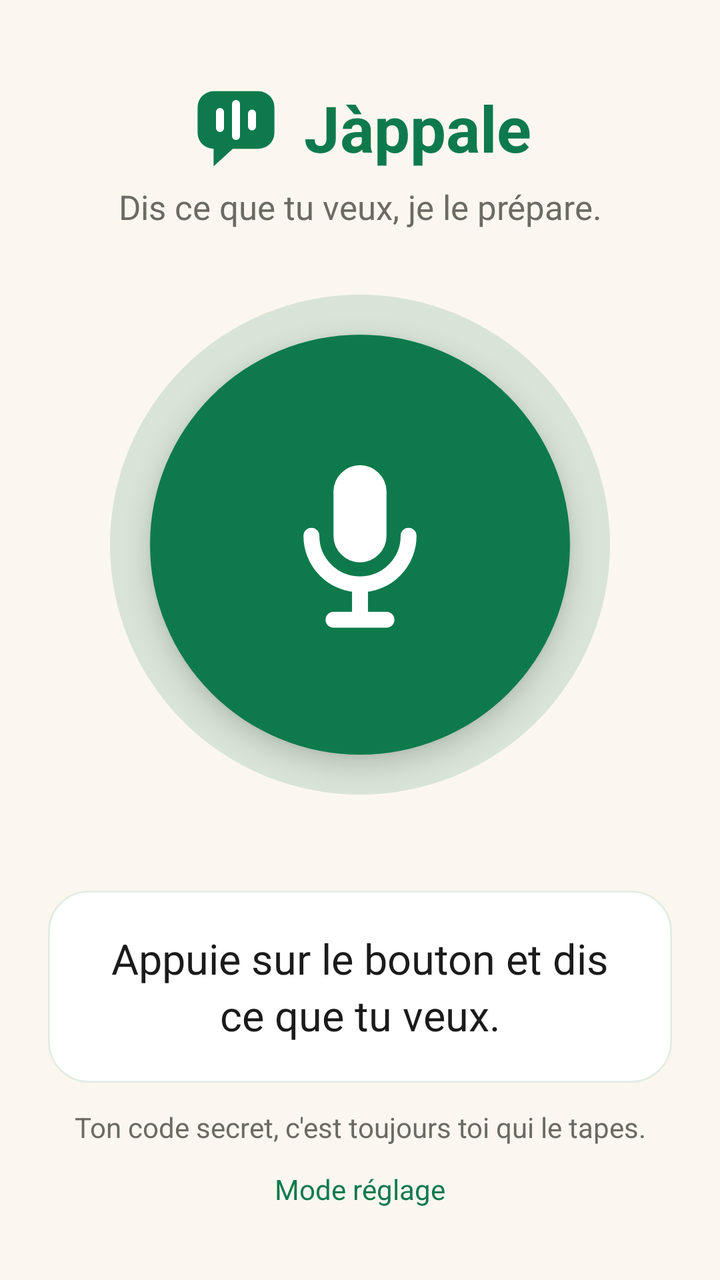
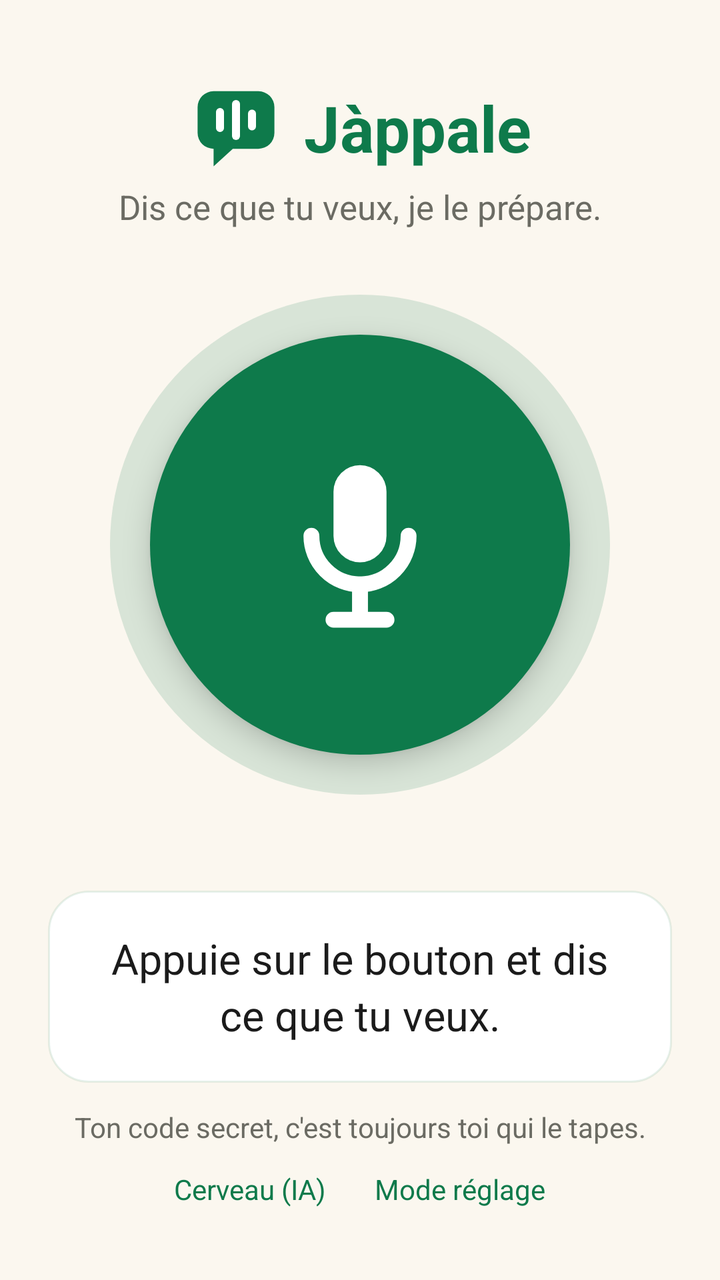

Screens rendered from an Android XML layout before and after an edit, with the pre-edit source and the edit as a unified diff.
<!-- AndroidManifest.xml: application theme Theme.Jappale -->
<!-- res/layout/activity_main.xml -->
<?xml version="1.0" encoding="utf-8"?>
<LinearLayout xmlns:android="http://schemas.android.com/apk/res/android"
    android:layout_width="match_parent"
    android:layout_height="match_parent"
    android:background="@color/creme"
    android:fitsSystemWindows="true"
    android:gravity="center_horizontal"
    android:orientation="vertical"
    android:padding="24dp">

    
    <LinearLayout
        android:layout_width="wrap_content"
        android:layout_height="wrap_content"
        android:layout_marginTop="16dp"
        android:gravity="center_vertical"
        android:orientation="horizontal">

        <ImageView
            android:layout_width="48dp"
            android:layout_height="48dp"
            android:importantForAccessibility="no"
            android:src="@drawable/logo" />

        <TextView
            android:layout_width="wrap_content"
            android:layout_height="wrap_content"
            android:layout_marginStart="10dp"
            android:text="@string/app_name"
            android:textColor="@color/vert"
            android:textSize="32sp"
            android:textStyle="bold" />
    </LinearLayout>

    <TextView
        android:layout_width="wrap_content"
        android:layout_height="wrap_content"
        android:layout_marginTop="4dp"
        android:text="@string/slogan"
        android:textColor="@color/gris"
        android:textSize="17sp" />

    <Space
        android:layout_width="0dp"
        android:layout_height="0dp"
        android:layout_weight="1" />

    
    <FrameLayout
        android:layout_width="290dp"
        android:layout_height="290dp">

        <View
            android:id="@+id/halo"
            android:layout_width="250dp"
            android:layout_height="250dp"
            android:layout_gravity="center"
            android:background="@drawable/halo" />

        <ImageButton
            android:id="@+id/bouton"
            android:layout_width="210dp"
            android:layout_height="210dp"
            android:layout_gravity="center"
            android:background="@drawable/bouton_rond"
            android:contentDescription="@string/parler_description"
            android:elevation="8dp"
            android:padding="52dp"
            android:scaleType="fitCenter"
            android:src="@drawable/ic_micro" />
    </FrameLayout>

    
    <TextView
        android:id="@+id/etat"
        android:layout_width="match_parent"
        android:layout_height="wrap_content"
        android:layout_marginTop="28dp"
        android:background="@drawable/carte"
        android:gravity="center"
        android:lineSpacingMultiplier="1.15"
        android:minHeight="96dp"
        android:paddingHorizontal="20dp"
        android:paddingVertical="18dp"
        android:text="@string/etat_repos"
        android:textColor="@color/encre"
        android:textSize="21sp" />

    <Space
        android:layout_width="0dp"
        android:layout_height="0dp"
        android:layout_weight="1" />

    <TextView
        android:layout_width="wrap_content"
        android:layout_height="wrap_content"
        android:gravity="center"
        android:text="@string/promesse"
        android:textColor="@color/gris"
        android:textSize="14sp" />

    
    <TextView
        android:id="@+id/reglage"
        android:layout_width="wrap_content"
        android:layout_height="wrap_content"
        android:padding="12dp"
        android:text="@string/reglage"
        android:textColor="@color/vert"
        android:textSize="14sp" />

</LinearLayout>
<!-- resources referenced by this layout -->
<resources>
  <color name="creme">#FBF7EF</color>
  <color name="encre">#1B1B1B</color>
  <color name="gris">#6B6B63</color>
  <color name="vert">#0E7A4B</color>
  <!-- drawable bouton_rond (drawable) -->
  <?xml version="1.0" encoding="utf-8"?>
  <selector xmlns:android="http://schemas.android.com/apk/res/android">
      <item android:state_activated="true">
          <shape android:shape="oval"><solid android:color="@color/or" /></shape>
      </item>
      <item android:state_pressed="true">
          <shape android:shape="oval"><solid android:color="@color/vert_fonce" /></shape>
      </item>
      <item>
          <shape android:shape="oval"><solid android:color="@color/vert" /></shape>
      </item>
  </selector>
  <!-- drawable carte (drawable) -->
  <?xml version="1.0" encoding="utf-8"?>
  <shape xmlns:android="http://schemas.android.com/apk/res/android" android:shape="rectangle">
      <solid android:color="@color/blanc" />
      <corners android:radius="20dp" />
      <stroke android:width="1dp" android:color="#1A0E7A4B" />
  </shape>
  <!-- drawable halo (drawable) -->
  <?xml version="1.0" encoding="utf-8"?>
  <shape xmlns:android="http://schemas.android.com/apk/res/android" android:shape="oval">
      <solid android:color="@color/halo" />
  </shape>
  <!-- drawable ic_micro (drawable) -->
  <?xml version="1.0" encoding="utf-8"?>
  <vector xmlns:android="http://schemas.android.com/apk/res/android"
      android:width="96dp"
      android:height="96dp"
      android:viewportWidth="24"
      android:viewportHeight="24">
      <path
          android:fillColor="#FFFFFF"
          android:pathData="M12,3 a3,3 0 0 1 3,3 v5 a3,3 0 0 1 -6,0 v-5 a3,3 0 0 1 3,-3 z" />
      <path
          android:pathData="M6.5,11 a5.5,5.5 0 0 0 11,0"
          android:strokeColor="#FFFFFF"
          android:strokeLineCap="round"
          android:strokeWidth="1.8" />
      <path
          android:pathData="M12,16.5 V20 M9,20.5 H15"
          android:strokeColor="#FFFFFF"
          android:strokeLineCap="round"
          android:strokeWidth="1.8" />
  </vector>
  <!-- drawable logo (drawable) -->
  <?xml version="1.0" encoding="utf-8"?>
  <vector xmlns:android="http://schemas.android.com/apk/res/android"
      android:width="48dp"
      android:height="48dp"
      android:viewportWidth="60"
      android:viewportHeight="60">
      <group android:translateX="-24" android:translateY="-25">
          <path android:fillColor="#0E7A4B" android:pathData="M40,32 H68 A10,10 0 0 1 78,42 V58 A10,10 0 0 1 68,68 H52 L40,79 V68 A10,10 0 0 1 30,58 V42 A10,10 0 0 1 40,32 Z" />
          <path android:pathData="M44,45 V55" android:strokeColor="#FFFFFF" android:strokeLineCap="round" android:strokeWidth="5" />
          <path android:pathData="M54,40 V60" android:strokeColor="#FFFFFF" android:strokeLineCap="round" android:strokeWidth="5" />
          <path android:pathData="M64,46 V54" android:strokeColor="#FFFFFF" android:strokeLineCap="round" android:strokeWidth="5" />
      </group>
  </vector>
  <string name="app_name">Jàppale</string>
  <string name="etat_repos">Appuie sur le bouton et dis ce que tu veux.</string>
  <string name="parler_description">Appuie et dis ce que tu veux</string>
  <string name="promesse">Ton code secret, c\'est toujours toi qui le tapes.</string>
  <string name="reglage">Mode réglage</string>
  <string name="slogan">Dis ce que tu veux, je le prépare.</string>
  <style name="Theme.Jappale" parent="@android:style/Theme.Material.Light.NoActionBar">
          <item name="android:windowBackground">@color/creme</item>
          <item name="android:statusBarColor">@color/creme</item>
          <item name="android:navigationBarColor">@color/creme</item>
          <item name="android:windowLightStatusBar">true</item>
          <item name="android:colorAccent">@color/vert</item>
      </style>
  <color name="or">#E0A100</color>
  <color name="vert_fonce">#0A5A37</color>
  <color name="blanc">#FFFFFF</color>
  <color name="halo">#260E7A4B</color>
</resources>

<!-- the commit's change to res/layout/activity_main.xml (unified diff, before → after) -->
@@ -100,13 +100,28 @@
         android:textSize="14sp" />
 
     
-    <TextView
-        android:id="@+id/reglage"
+    <LinearLayout
         android:layout_width="wrap_content"
         android:layout_height="wrap_content"
-        android:padding="12dp"
-        android:text="@string/reglage"
-        android:textColor="@color/vert"
-        android:textSize="14sp" />
+        android:orientation="horizontal">
+
+        <TextView
+            android:id="@+id/cerveau"
+            android:layout_width="wrap_content"
+            android:layout_height="wrap_content"
+            android:padding="12dp"
+            android:text="@string/cerveau"
+            android:textColor="@color/vert"
+            android:textSize="14sp" />
+
+        <TextView
+            android:id="@+id/reglage"
+            android:layout_width="wrap_content"
+            android:layout_height="wrap_content"
+            android:padding="12dp"
+            android:text="@string/reglage"
+            android:textColor="@color/vert"
+            android:textSize="14sp" />
+    </LinearLayout>
 
 </LinearLayout>
<!-- resource entries referenced after the edit -->
@@ -65,6 +65,7 @@
       </group>
   </vector>
   <string name="app_name">Jàppale</string>
+  <string name="cerveau">Cerveau (IA)</string>
   <string name="etat_repos">Appuie sur le bouton et dis ce que tu veux.</string>
   <string name="parler_description">Appuie et dis ce que tu veux</string>
   <string name="promesse">Ton code secret, c\'est toujours toi qui le tapes.</string>
